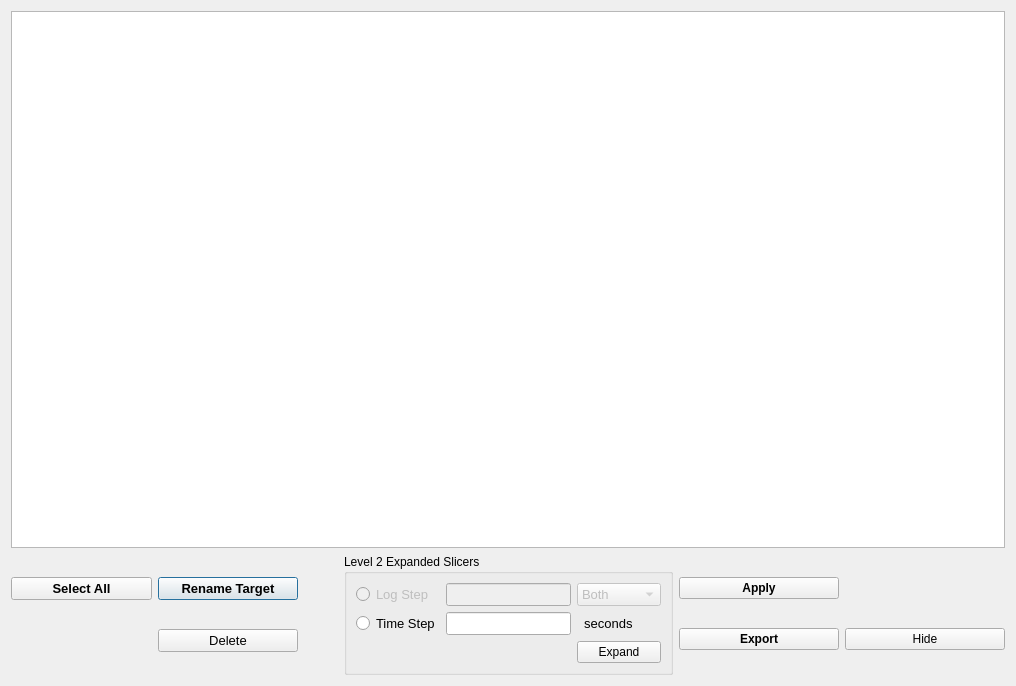
Before: the Qt Designer form src/interface/gui/ui_ManualSlicerTable.ui in neutrons/PyVDrive, drawn with Qt 5.
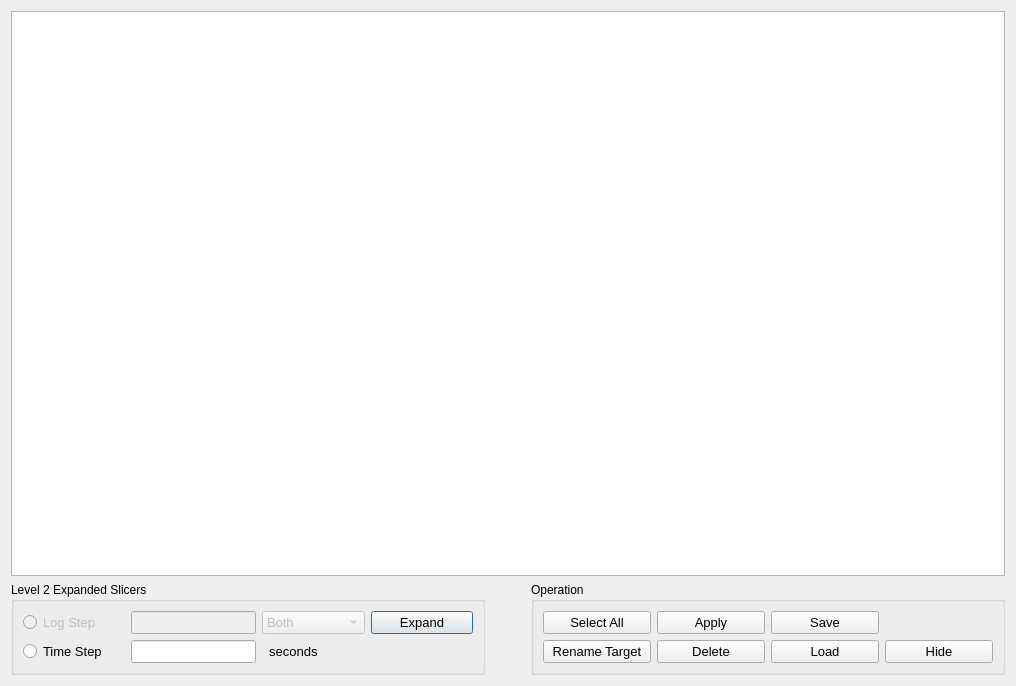
After: the same form once the commit is applied. Custom widgets are drawn as their Qt base class.

The edit to the form file:
```diff
--- a/src/interface/gui/ui_ManualSlicerTable.ui
+++ b/src/interface/gui/ui_ManualSlicerTable.ui
@@ -32,69 +32,6 @@
    </item>
    <item>
     <layout class="QHBoxLayout" name="horizontalLayout">
-     <item>
-      <layout class="QGridLayout" name="gridLayout_2">
-       <item row="0" column="1">
-        <widget class="QPushButton" name="pushButton_deselectAll">
-         <property name="font">
-          <font>
-           <pointsize>10</pointsize>
-           <weight>75</weight>
-           <bold>true</bold>
-          </font>
-         </property>
-         <property name="text">
-          <string>Rename Target</string>
-         </property>
-        </widget>
-       </item>
-       <item row="1" column="1">
-        <widget class="QPushButton" name="pushButton_deleteSlicer">
-         <property name="font">
-          <font>
-           <pointsize>10</pointsize>
-          </font>
-         </property>
-         <property name="toolTip">
-          <string>&lt;html&gt;&lt;head/&gt;&lt;body&gt;&lt;p&gt;Delete selected slicers&lt;/p&gt;&lt;/body&gt;&lt;/html&gt;</string>
-         </property>
-         <property name="text">
-          <string>Delete</string>
-         </property>
-        </widget>
-       </item>
-       <item row="0" column="0">
-        <widget class="QPushButton" name="pushButton_selectAll">
-         <property name="font">
-          <font>
-           <pointsize>10</pointsize>
-           <weight>75</weight>
-           <bold>true</bold>
-          </font>
-         </property>
-         <property name="text">
-          <string>Select All</string>
-         </property>
-        </widget>
-       </item>
-       <item row="0" column="2">
-        <spacer name="horizontalSpacer_5">
-         <property name="orientation">
-          <enum>Qt::Horizontal</enum>
-         </property>
-         <property name="sizeType">
-          <enum>QSizePolicy::Preferred</enum>
-         </property>
-         <property name="sizeHint" stdset="0">
-          <size>
-           <width>40</width>
-           <height>20</height>
-          </size>
-         </property>
-        </spacer>
-       </item>
-      </layout>
-     </item>
      <item>
       <widget class="QGroupBox" name="groupBox_level2Slicers">
        <property name="enabled">
@@ -206,8 +143,13 @@
           </property>
          </widget>
         </item>
-        <item row="4" column="2">
+        <item row="1" column="3">
          <widget class="QPushButton" name="pushButton_expand2ndLevelChop">
+          <property name="font">
+           <font>
+            <pointsize>10</pointsize>
+           </font>
+          </property>
           <property name="toolTip">
            <string>&lt;html&gt;&lt;head/&gt;&lt;body&gt;&lt;p&gt;Expand selected slicer by second level chopping&lt;/p&gt;&lt;/body&gt;&lt;/html&gt;</string>
           </property>
@@ -220,41 +162,124 @@
       </widget>
      </item>
      <item>
-      <layout class="QGridLayout" name="gridLayout">
-       <item row="1" column="0">
-        <widget class="QPushButton" name="pushButton_saveTimeSegs">
-         <property name="font">
-          <font>
-           <weight>75</weight>
-           <bold>true</bold>
-          </font>
-         </property>
-         <property name="text">
-          <string>Export</string>
-         </property>
-        </widget>
-       </item>
-       <item row="0" column="0">
-        <widget class="QPushButton" name="pushButton_applyTimeSegs">
-         <property name="font">
-          <font>
-           <weight>75</weight>
-           <bold>true</bold>
-          </font>
-         </property>
-         <property name="text">
-          <string>Apply</string>
-         </property>
-        </widget>
-       </item>
-       <item row="1" column="1">
-        <widget class="QPushButton" name="pushButton_hide">
-         <property name="text">
-          <string>Hide</string>
-         </property>
-        </widget>
-       </item>
-      </layout>
+      <spacer name="horizontalSpacer">
+       <property name="orientation">
+        <enum>Qt::Horizontal</enum>
+       </property>
+       <property name="sizeType">
+        <enum>QSizePolicy::Ignored</enum>
+       </property>
+       <property name="sizeHint" stdset="0">
+        <size>
+         <width>40</width>
+         <height>20</height>
+        </size>
+       </property>
+      </spacer>
+     </item>
+     <item>
+      <widget class="QGroupBox" name="groupBox">
+       <property name="title">
+        <string>Operation</string>
+       </property>
+       <layout class="QGridLayout" name="gridLayout_4">
+        <item row="0" column="0">
+         <widget class="QPushButton" name="pushButton_selectAll">
+          <property name="font">
+           <font>
+            <pointsize>10</pointsize>
+            <weight>50</weight>
+            <bold>false</bold>
+           </font>
+          </property>
+          <property name="text">
+           <string>Select All</string>
+          </property>
+         </widget>
+        </item>
+        <item row="3" column="1">
+         <widget class="QPushButton" name="pushButton_deleteSlicer">
+          <property name="font">
+           <font>
+            <pointsize>10</pointsize>
+           </font>
+          </property>
+          <property name="toolTip">
+           <string>&lt;html&gt;&lt;head/&gt;&lt;body&gt;&lt;p&gt;Delete selected slicers&lt;/p&gt;&lt;/body&gt;&lt;/html&gt;</string>
+          </property>
+          <property name="text">
+           <string>Delete</string>
+          </property>
+         </widget>
+        </item>
+        <item row="3" column="3">
+         <widget class="QPushButton" name="pushButton_hide">
+          <property name="font">
+           <font>
+            <pointsize>10</pointsize>
+           </font>
+          </property>
+          <property name="text">
+           <string>Hide</string>
+          </property>
+         </widget>
+        </item>
+        <item row="3" column="0">
+         <widget class="QPushButton" name="pushButton_deselectAll">
+          <property name="font">
+           <font>
+            <pointsize>10</pointsize>
+            <weight>50</weight>
+            <bold>false</bold>
+           </font>
+          </property>
+          <property name="text">
+           <string>Rename Target</string>
+          </property>
+         </widget>
+        </item>
+        <item row="0" column="1">
+         <widget class="QPushButton" name="pushButton_applyTimeSegs">
+          <property name="font">
+           <font>
+            <pointsize>10</pointsize>
+            <weight>50</weight>
+            <bold>false</bold>
+           </font>
+          </property>
+          <property name="text">
+           <string>Apply</string>
+          </property>
+         </widget>
+        </item>
+        <item row="3" column="2">
+         <widget class="QPushButton" name="pushButton_loadSlicerFromFile">
+          <property name="font">
+           <font>
+            <pointsize>10</pointsize>
+           </font>
+          </property>
+          <property name="text">
+           <string>Load</string>
+          </property>
+         </widget>
+        </item>
+        <item row="0" column="2">
+         <widget class="QPushButton" name="pushButton_saveTimeSegs">
+          <property name="font">
+           <font>
+            <pointsize>10</pointsize>
+            <weight>50</weight>
+            <bold>false</bold>
+           </font>
+          </property>
+          <property name="text">
+           <string>Save</string>
+          </property>
+         </widget>
+        </item>
+       </layout>
+      </widget>
      </item>
     </layout>
    </item>
```
Left out of the diff: 36 changed lines with no effect on the pictures.
